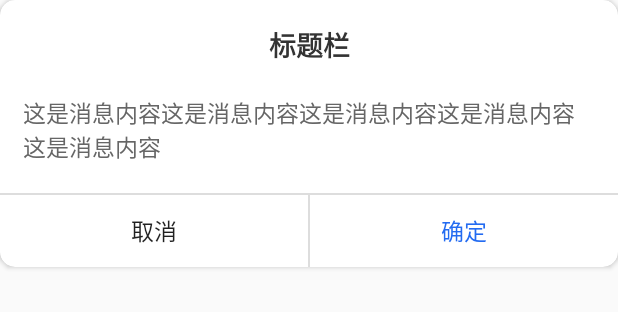
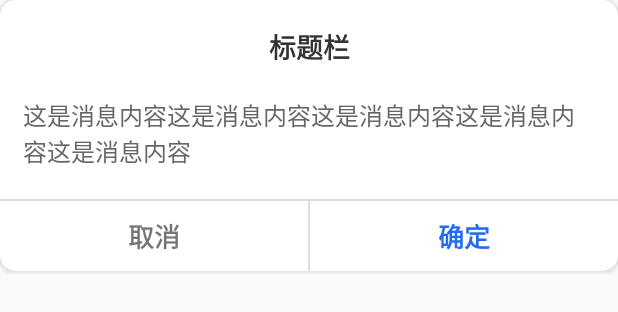
Before and after one commit to voisen/libmvp, an Android app: the layout libmvp_layout_tiny_dialog.xml on its own in the app's theme, with its tools: preview values and no code run, on a phone screen of 412 x 824 dp. Shown: the top 312 px of the screen. Run offline under Robolectric (Android 15) with nearby library versions, the phone set to English and light mode, and no system bars.

Commit message:
fix dialog bugs

```diff
--- a/app/src/main/java/com/github/demo/ui/main/MainActivity.java
+++ b/app/src/main/java/com/github/demo/ui/main/MainActivity.java
@@ -89,7 +89,8 @@ public class MainActivity extends BaseActivity<ActivityMainBinding, MainPresente
     }
 
     public void testTinyToast(View view) {
-        TinyToast.showMessage(AppProfile.Status.ERROR, "交易失败", 3000);
+//        TinyToast.showMessage(AppProfile.Status.ERROR, "交易失败", 3000);
         Log.i(TAG, "testTinyToast: 消息提示");
+        showMessageWithStatus(AppProfile.Status.SUCCESS, "交易成功");
     }
 }
--- a/build.gradle
+++ b/build.gradle
@@ -31,5 +31,5 @@ task clean(type: Delete) {
 project.ext {
     groupId = 'com.github.voisen'
     artifactId = 'libmvp'
-    snapshot = '0.0.4'
+    snapshot = '0.0.5'
 }
--- a/libmvp/src/main/java/com/github/voisen/libmvp/widget/TinyDialog.java
+++ b/libmvp/src/main/java/com/github/voisen/libmvp/widget/TinyDialog.java
@@ -134,10 +134,12 @@ public class TinyDialog implements DialogInterface {
         }
 
         window.getDecorView().setBackgroundColor(Color.TRANSPARENT);
+        window.getDecorView().setPadding(0,0,0,0);
         WindowManager.LayoutParams attributes = window.getAttributes();
         WindowManager.LayoutParams layoutParams = new WindowManager.LayoutParams();
         layoutParams.copyFrom(attributes);
-        layoutParams.width = (int) Math.min(Math.min(ScreenUtils.getScreenWidth(), ScreenUtils.getScreenHeight()) * 0.85, AutoSizeUtils.dp2px(mBuilder.mContext, 500));
+        layoutParams.horizontalMargin = 0;
+        layoutParams.width = (int) Math.min(Math.min(ScreenUtils.getScreenWidth(), ScreenUtils.getScreenHeight()) * 0.95f, AutoSizeUtils.dp2px(mBuilder.mContext, 800));
         layoutParams.height = WindowManager.LayoutParams.WRAP_CONTENT;
         window.setAttributes(layoutParams);
     }
--- a/libmvp/src/main/res/layout/libmvp_layout_tiny_dialog.xml
+++ b/libmvp/src/main/res/layout/libmvp_layout_tiny_dialog.xml
@@ -12,7 +12,7 @@
         <TextView
             android:id="@+id/tv_title"
             tools:text="标题栏"
-            android:paddingTop="16dp"
+            android:paddingTop="17sp"
             android:paddingBottom="10dp"
             android:layout_marginHorizontal="12dp"
             app:layout_constraintLeft_toLeftOf="parent"
@@ -32,7 +32,7 @@
             app:layout_constraintRight_toRightOf="parent"
             tools:text="这是消息内容这是消息内容这是消息内容这是消息内容这是消息内容"
             android:paddingHorizontal="15dp"
-            android:textSize="15sp"
+            android:textSize="16sp"
             android:textColor="#666666"
             android:paddingVertical="10dp"
             android:layout_width="wrap_content"
@@ -55,11 +55,14 @@
             android:layout_width="match_parent"
             android:layout_height="1dp"/>
 
-        <Button
+        <TextView
             android:id="@+id/btn_negative"
             tools:text="取消"
+            android:textStyle="bold"
+            android:gravity="center"
             android:focusable="false"
-            android:textSize="15sp"
+            android:textSize="17sp"
+            android:paddingVertical="10dp"
             app:layout_constraintTop_toBottomOf="@id/tv_line1"
             app:layout_constraintLeft_toLeftOf="parent"
             app:layout_constraintRight_toLeftOf="@id/tv_line2"
@@ -78,12 +81,15 @@
             android:layout_height="0dp"/>
 
 
-        <Button
+        <TextView
             android:id="@+id/btn_positive"
             tools:text="确定"
+            android:paddingVertical="10dp"
+            android:gravity="center"
             android:focusable="false"
             android:textColor="#236BF1"
-            android:textSize="15sp"
+            android:textSize="17sp"
+            android:textStyle="bold"
             app:layout_constraintTop_toBottomOf="@id/tv_line1"
             app:layout_constraintLeft_toRightOf="@id/tv_line2"
             app:layout_constraintRight_toRightOf="parent"
```
Also changed, not shown: libmvp/src/main/java/com/github/voisen/libmvp/widget/ProgressHUB.java (+31 -50 lines), libmvp/src/main/res/layout/libmvp_layout_progress_hub.xml (added, +42 -0 lines).
